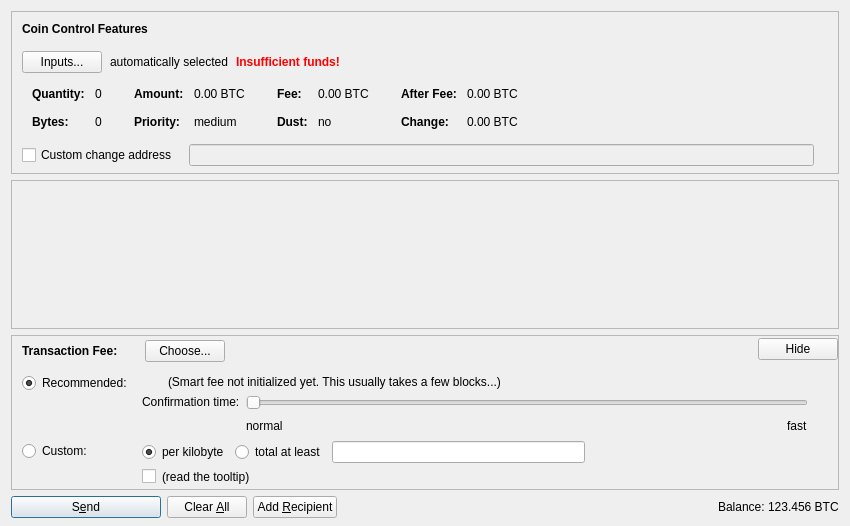
This is src/qt/forms/sendcoinsdialog.ui in guncoin/guncoin as Qt 5 draws it before an edit. The edited form follows.
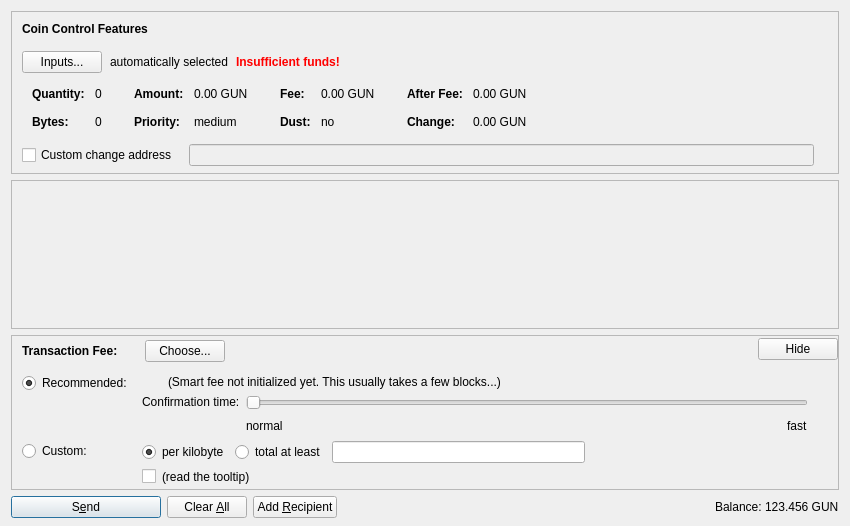
This is the edited form. Icons and pictures are not drawn. Custom widgets are drawn as their Qt base class.

Patch:
```diff
--- a/src/qt/forms/sendcoinsdialog.ui
+++ b/src/qt/forms/sendcoinsdialog.ui
@@ -324,7 +324,7 @@
                   <enum>Qt::ActionsContextMenu</enum>
                  </property>
                  <property name="text">
-                  <string notr="true">0.00 BTC</string>
+                  <string notr="true">0.00 GUN</string>
                  </property>
                  <property name="textInteractionFlags">
                   <set>Qt::LinksAccessibleByMouse|Qt::TextSelectableByKeyboard|Qt::TextSelectableByMouse</set>
@@ -404,7 +404,7 @@
                   <enum>Qt::ActionsContextMenu</enum>
                  </property>
                  <property name="text">
-                  <string notr="true">0.00 BTC</string>
+                  <string notr="true">0.00 GUN</string>
                  </property>
                  <property name="textInteractionFlags">
                   <set>Qt::LinksAccessibleByMouse|Qt::TextSelectableByKeyboard|Qt::TextSelectableByMouse</set>
@@ -484,7 +484,7 @@
                   <enum>Qt::ActionsContextMenu</enum>
                  </property>
                  <property name="text">
-                  <string notr="true">0.00 BTC</string>
+                  <string notr="true">0.00 GUN</string>
                  </property>
                  <property name="textInteractionFlags">
                   <set>Qt::LinksAccessibleByMouse|Qt::TextSelectableByKeyboard|Qt::TextSelectableByMouse</set>
@@ -513,7 +513,7 @@
                   <enum>Qt::ActionsContextMenu</enum>
                  </property>
                  <property name="text">
-                  <string notr="true">0.00 BTC</string>
+                  <string notr="true">0.00 GUN</string>
                  </property>
                  <property name="textInteractionFlags">
                   <set>Qt::LinksAccessibleByMouse|Qt::TextSelectableByKeyboard|Qt::TextSelectableByMouse</set>
@@ -1299,7 +1299,7 @@
           <cursorShape>IBeamCursor</cursorShape>
          </property>
          <property name="text">
-          <string notr="true">123.456 BTC</string>
+          <string notr="true">123.456 GUN</string>
          </property>
          <property name="textInteractionFlags">
           <set>Qt::LinksAccessibleByMouse|Qt::TextSelectableByKeyboard|Qt::TextSelectableByMouse</set>
```
